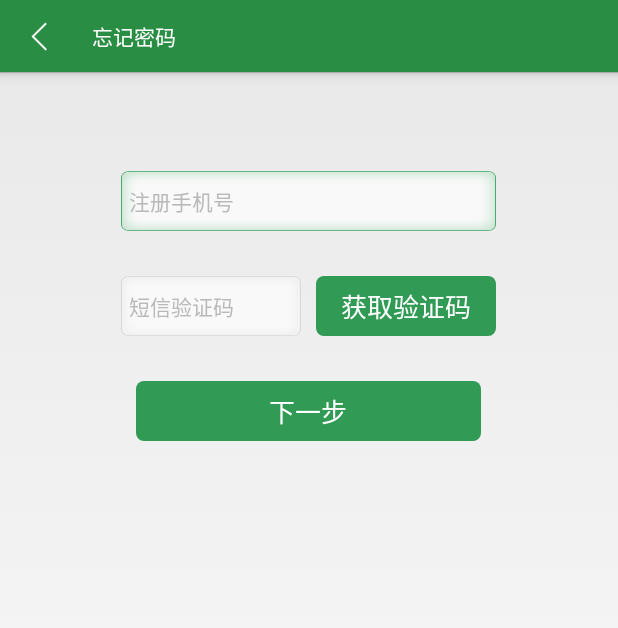
After one commit to Hornettao/MyChat, an Android app: the ForgetPasswordActivity screen opened directly, with no data from a screen before it, on a phone screen of 412 x 824 dp. The commit adds this screen. Shown: the top 628 px of the screen. Run offline under Robolectric (Android 15) with nearby library versions, the phone set to English and light mode, and no system bars; libraries missing offline, so code that uses them is left out: com.baidu.mapapi.

Commit message:
ADD:忘记密码、重置密码UI

```diff
--- /dev/null
+++ b/app/src/main/java/com/hornettao/mychat/activity/ForgetPasswordActivity.java
@@ -0,0 +1,44 @@
+package com.hornettao.mychat.activity;
+
+import android.os.Bundle;
+import android.view.View;
+import android.widget.Button;
+import android.widget.EditText;
+
+import com.hornettao.mychat.R;
+
+public class ForgetPasswordActivity extends BaseActivity implements View.OnClickListener {
+
+    private EditText registerPhoneNumberEditText;
+    private EditText smsCodeEditText;
+    private Button sendSmsCodeButton;
+    private Button nextStepButton;
+    @Override
+    protected void onCreate(Bundle savedInstanceState) {
+        super.onCreate(savedInstanceState);
+        setContentView(R.layout.activity_forget_password);
+        showBackAndHidelogo();
+        setUpView();
+    }
+
+    private void setUpView() {
+        registerPhoneNumberEditText = (EditText) this.findViewById(R.id.edit_text_register_phone_number);
+        smsCodeEditText = (EditText) this.findViewById(R.id.edit_text_sms_code);
+        sendSmsCodeButton = (Button) this.findViewById(R.id.button_send_sms_code);
+        nextStepButton = (Button) this.findViewById(R.id.button_next_step);
+    }
+
+    @Override
+    public void onClick(View v) {
+        switch (v.getId()) {
+            case R.id.button_send_sms_code:
+                sendSmsCode();
+                break;
+            case R.id.button_next_step:
+                verifySmsCode();
+                break;
+            default:
+                break;
+        }
+    }
+}
--- a/app/src/main/java/com/hornettao/mychat/activity/LoginActivity.java
+++ b/app/src/main/java/com/hornettao/mychat/activity/LoginActivity.java
@@ -7,6 +7,7 @@ import android.text.TextUtils;
 import android.view.View;
 import android.widget.Button;
 import android.widget.EditText;
+import android.widget.TextView;
 
 import com.hornettao.mychat.R;
 import com.hornettao.mychat.config.Consts;
@@ -23,6 +24,7 @@ public class LoginActivity extends BaseActivity implements View.OnClickListener
     private EditText phoneNumberEditText;
     private EditText passwordEditText;
     private Button loginButton;
+    private TextView forgetPwdTextView;
 
     @Override
     protected void onCreate(Bundle savedInstanceState) {
@@ -36,6 +38,7 @@ public class LoginActivity extends BaseActivity implements View.OnClickListener
     private void setUpView() {
         phoneNumberEditText = (EditText) findViewById(R.id.edit_text_phone_number);
         passwordEditText = (EditText) findViewById(R.id.edit_text_password);
+        forgetPwdTextView = (TextView) findViewById(R.id.text_view_forget_pwd);
         loginButton = (Button) findViewById(R.id.button_login);
         loginButton.setOnClickListener(this);
     }
@@ -106,6 +109,8 @@ public class LoginActivity extends BaseActivity implements View.OnClickListener
                 }
                 login();
                 break;
+            case R.id.text_view_forget_pwd:
+                startAnimActivity(ForgetPasswordActivity.class);
             default:
                 break;
         }
--- a/app/src/main/java/com/hornettao/mychat/activity/RegisterActivity.java
+++ b/app/src/main/java/com/hornettao/mychat/activity/RegisterActivity.java
@@ -39,7 +39,7 @@ public class RegisterActivity extends BaseActivity implements View.OnClickListen
     private void setUpView() {
         registerButton = (Button) this.findViewById(R.id.button_register);
         passwordEditText = (EditText) this.findViewById(R.id.edit_text_password);
-        confirmPasswordEditText = (EditText) this.findViewById(R.id.edit_text_password_confirm);
+        confirmPasswordEditText = (EditText) this.findViewById(R.id.edit_text_sms_code);
         registerButton.setOnClickListener(this);
     }
 
--- /dev/null
+++ b/app/src/main/res/drawable/selector_edit_text.xml
@@ -0,0 +1,5 @@
+<?xml version="1.0" encoding="utf-8"?>
+<selector xmlns:android="http://schemas.android.com/apk/res/android">
+    <item android:state_focused="true" android:drawable="@mipmap/input_2_bg"/>
+    <item android:state_focused="false" android:drawable="@mipmap/input_1_bg"/>
+</selector>
--- /dev/null
+++ b/app/src/main/res/layout/activity_forget_password.xml
@@ -0,0 +1,48 @@
+<RelativeLayout
+    xmlns:android="http://schemas.android.com/apk/res/android"
+    xmlns:tools="http://schemas.android.com/tools"
+    android:layout_width="match_parent"
+    android:layout_height="match_parent"
+    android:paddingLeft="@dimen/activity_horizontal_margin"
+    android:paddingRight="@dimen/activity_horizontal_margin"
+    android:paddingTop="@dimen/activity_vertical_margin"
+    android:paddingBottom="@dimen/activity_vertical_margin"
+    tools:context="com.hornettao.mychat.activity.ForgetPasswordActivity">
+
+    <EditText
+        android:id="@+id/edit_text_register_phone_number"
+        style="@style/LoginActivity.EditText"
+        android:layout_width="250dp"
+        android:inputType="textPassword"
+        android:layout_below="@id/edit_text_phone_number"
+        android:layout_marginTop="50dp"
+        android:hint="@string/hint_register_phone_number"/>
+
+    <EditText
+        android:id="@+id/edit_text_sms_code"
+        style="@style/LoginActivity.EditText"
+        android:inputType="textPassword"
+        android:layout_width="120dp"
+        android:layout_below="@id/edit_text_register_phone_number"
+        android:layout_alignLeft="@id/edit_text_register_phone_number"
+        android:layout_marginTop="30dp"
+        android:hint="@string/hint_sms_code"/>
+
+    <Button
+        android:id="@+id/button_send_sms_code"
+        style="@style/LoginActivity.Button"
+        android:layout_width="120dp"
+        android:layout_below="@id/edit_text_register_phone_number"
+        android:layout_alignRight="@id/edit_text_register_phone_number"
+        android:layout_marginTop="30dp"
+        android:text="@string/send_sms_code"/>
+
+    <Button
+        android:id="@+id/button_next_step"
+        style="@style/LoginActivity.Button"
+        android:layout_width="230dp"
+        android:layout_below="@id/edit_text_sms_code"
+        android:layout_marginTop="30dp"
+        android:text="@string/next_step"/>
+
+</RelativeLayout>
--- a/app/src/main/res/layout/activity_register.xml
+++ b/app/src/main/res/layout/activity_register.xml
@@ -31,7 +31,7 @@
         android:layout_marginTop="30dp"
         android:text="@string/pwd_confirm"/>
     <EditText
-        android:id="@+id/edit_text_password_confirm"
+        android:id="@+id/edit_text_sms_code"
         android:layout_width="wrap_content"
         android:layout_height="wrap_content"
         android:layout_below="@id/text_view_password_confirm"
@@ -43,7 +43,7 @@
         android:id="@+id/button_register"
         android:layout_width="200dp"
         android:layout_height="50dp"
-        android:layout_below="@id/edit_text_password_confirm"
+        android:layout_below="@id/edit_text_sms_code"
         android:layout_marginTop="30dp"
         android:text="@string/button_register_activity_register"/>
 </RelativeLayout>
--- a/app/src/main/res/layout/activity_set_updateinfo.xml
+++ b/app/src/main/res/layout/activity_set_updateinfo.xml
@@ -11,7 +11,7 @@
         android:layout_marginLeft="10dp"
         android:layout_marginRight="10dp"
         android:layout_marginTop="10dp"
-        android:background="@mipmap/input_bg"
+        android:background="@mipmap/input_1_bg"
         android:orientation="horizontal" >
 
         <TextView
--- /dev/null
+++ b/app/src/main/res/menu/menu_forget_password.xml
@@ -0,0 +1,6 @@
+<menu xmlns:android="http://schemas.android.com/apk/res/android"
+    xmlns:tools="http://schemas.android.com/tools"
+    tools:context="com.hornettao.mychat.activity.ForgetPasswordActivity">
+    <item android:id="@+id/action_settings" android:title="@string/action_settings"
+        android:orderInCategory="100" android:showAsAction="never" />
+</menu>
--- /dev/null
+++ b/app/src/main/res/menu/menu_reset_password.xml
@@ -0,0 +1,6 @@
+<menu xmlns:android="http://schemas.android.com/apk/res/android"
+    xmlns:tools="http://schemas.android.com/tools"
+    tools:context="com.hornettao.mychat.activity.ResetPasswordActivity">
+    <item android:id="@+id/action_settings" android:title="@string/action_settings"
+        android:orderInCategory="100" android:showAsAction="never" />
+</menu>
--- a/app/src/main/res/values/strings.xml
+++ b/app/src/main/res/values/strings.xml
@@ -9,11 +9,14 @@
     <string name="title_activity_register">注册</string>
 
     <string name="hint_login_phone_number">手机号</string>
+    <string name="hint_register_phone_number">注册手机号</string>
     <string name="hint_login_password">密码</string>
+    <string name="hint_sms_code">短信验证码</string>
+    <string name="hint_forget_password_reset">请输入新密码,为8-16位的非纯数字</string>
     <string name="toast_error_phone_number_null">手机号不能为空</string>
     <string name="toast_error_sms_code_null">验证码不能为空</string>
     <string name="next_step">下一步</string>
-    <string name="send_sms_code">发送验证码</string>
+    <string name="send_sms_code">获取验证码</string>
     <string name="button_register_activity_register">完成并登录</string>
 
     <string name="login_username_hint">请输入用户名&#8230;</string>
@@ -23,7 +26,9 @@
     <string name="register_txt2">立即注册 ></string>
     <string name="login_account">账号 </string>
     <string name="pwd">密码 </string>
-    <string name="pwd_confirm">确认密码 </string>
+    <string name="pwd_confirm">请再次键入密码 </string>
+    <string name="pwd_forget">忘记密码?</string>
+    <string name="finish">完成</string>
     <string name="message_search_hint">搜索&#8230;</string>
 
     <string name="main_tab_recent">会话</string>
@@ -103,4 +108,6 @@
     <string name="title_activity_chat">ChatActivity</string>
     <string name="title_activity_location">LocationActivity</string>
     <string name="title_activity_image_browser">ImageBrowserActivity</string>
+    <string name="title_activity_forget_password">忘记密码</string>
+    <string name="title_activity_reset_password">重置密码</string>
 </resources>
--- a/app/src/main/res/values/styles.xml
+++ b/app/src/main/res/values/styles.xml
@@ -110,13 +110,19 @@
     </style>
 
     <style name="LoginActivity.EditText">
-        <item name="android:background">@mipmap/input_bg</item>
+        <item name="android:layout_width">200dp</item>
+        <item name="android:layout_height">40dp</item>
+        <item name="android:background">@drawable/selector_edit_text</item>
         <item name="android:textColorHint">@color/hint_color</item>
+        <item name="android:textSize">14sp</item>
+        <item name="android:paddingLeft">5dp</item>
     </style>
 
     <style name="LoginActivity.Button">
+        <item name="android:layout_width">200dp</item>
+        <item name="android:layout_height">40dp</item>
         <item name="android:textColor">@android:color/white</item>
-        <item name="android:background">@color/base_color</item>
+        <item name="android:background">@drawable/selector_button</item>
     </style>
 
     <!-- dialog -->
```
Also changed, not shown: app/src/main/AndroidManifest.xml (+15 -6 lines), app/src/main/java/com/hornettao/mychat/activity/ResetPasswordActivity.java (added, +26 -0 lines), app/src/main/res/layout/activity_login.xml (+20 -17 lines), app/src/main/res/layout/activity_reset_password.xml (added, +35 -0 lines), app/src/main/res/mipmap-xhdpi/input_1_bg.9.png (added), app/src/main/res/mipmap-xhdpi/input_2_bg.9.png (added), app/src/main/res/mipmap-xhdpi/input_bg.9.png (deleted).
